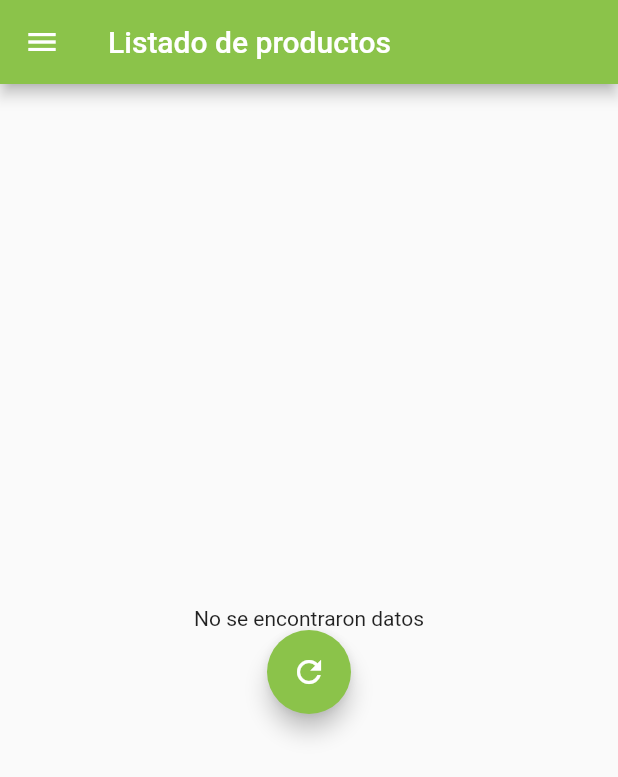
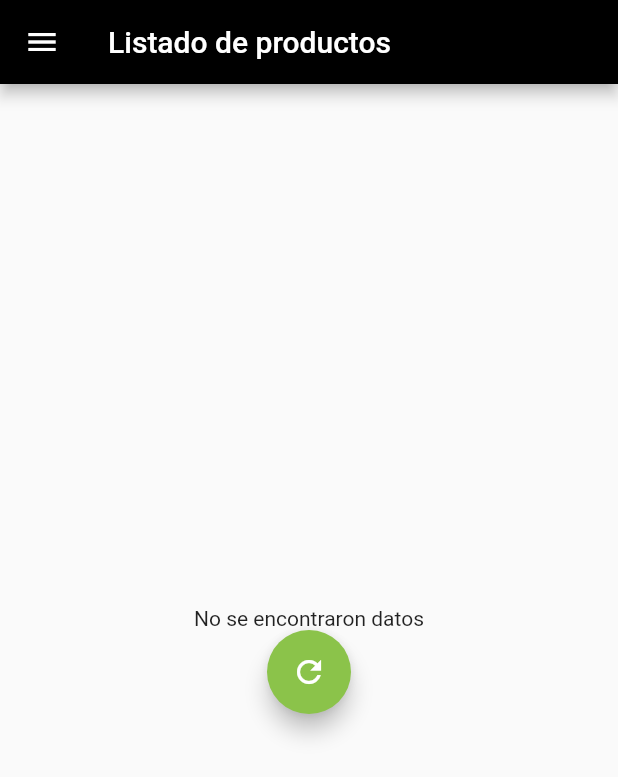
Before and after one commit to NicoRLasso/AppFlutter, a Flutter app: the ProductList screen opened directly, on a phone screen of 412 x 824 dp. Shown: the top 777 px of the screen. Run offline on Flutter 3.47's test engine with Material 2 defaults, Android fonts, the phone set to English and light mode, and no system bars; our stand-ins replace shared_preferences, sqflite; accounts and stored records are empty; network calls fail.

Commit message:
Modify for rochapk

```diff
--- a/lib/products.dart
+++ b/lib/products.dart
@@ -35,7 +35,7 @@ class _ProductListState extends State<ProductList> {
     return Scaffold(
       appBar: AppBar(
         title: Text("Listado de productos"),
-        backgroundColor: Colors.lightGreen,
+        backgroundColor: Colors.black,
       ),
       drawer: SideMenu(),
       body: _products.length > 0
--- a/lib/util/database_helper.dart
+++ b/lib/util/database_helper.dart
@@ -24,10 +24,10 @@ class DatabaseHelper {
 
   initDb() async {
     Directory documentDirectory = await getApplicationDocumentsDirectory();
-    String path = join(documentDirectory.path, "data_my_test_repo.db");
+    String path = join(documentDirectory.path, "mirochapk.db");
     //Only if path does not exist
     if (FileSystemEntity.typeSync(path) == FileSystemEntityType.notFound) {
-      ByteData data = await rootBundle.load(join('data', 'my_test_repo.db'));
+      ByteData data = await rootBundle.load(join('data', 'mirochapk.db'));
 
       List<int> bytes =
           data.buffer.asUint8List(data.offsetInBytes, data.lengthInBytes);
--- a/lib/widgets/list_view_cells.dart
+++ b/lib/widgets/list_view_cells.dart
@@ -1,38 +1,45 @@
 import 'package:flutter/material.dart';
 
-class ListViewCells{
-  static const String DEFAULT_ASSET_IMAGE_PATH = "images/logo.png";
+class ListViewCells {
+  static const String DEFAULT_ASSET_IMAGE_PATH = "images/roch.png";
 
-  static ListTile LitTileCellType(String photoUrl, String name, String phoneNumber, IconData icon){
+  static ListTile LitTileCellType(
+      String photoUrl, String name, String phoneNumber, IconData icon) {
     return ListTile(
-      leading: (photoUrl == null || photoUrl.isEmpty) ? Image.asset(ListViewCells.DEFAULT_ASSET_IMAGE_PATH) : Image.network(photoUrl),
+      leading: (photoUrl == null || photoUrl.isEmpty)
+          ? Image.asset(ListViewCells.DEFAULT_ASSET_IMAGE_PATH)
+          : Image.network(photoUrl),
       title: Text(name),
       subtitle: Text(phoneNumber),
       trailing: Icon(icon),
     );
   }
 
-  static Card CardCellType(String photoUrl, String name, String phoneNumber, String address){
+  static Card CardCellType(
+      String photoUrl, String name, String phoneNumber, String address) {
     return Card(
       elevation: 0,
       color: Colors.transparent,
       child: Center(
         child: Column(
           children: <Widget>[
-            Padding(padding: EdgeInsets.all(10.0),),
+            Padding(
+              padding: EdgeInsets.all(10.0),
+            ),
             Column(
               children: <Widget>[
                 CircleAvatar(
                   radius: 35.0,
-                  backgroundImage:  (photoUrl == null || photoUrl.isEmpty) ? AssetImage(ListViewCells.DEFAULT_ASSET_IMAGE_PATH) : NetworkImage(photoUrl),
+                  backgroundImage: (photoUrl == null || photoUrl.isEmpty)
+                      ? AssetImage(ListViewCells.DEFAULT_ASSET_IMAGE_PATH)
+                      : NetworkImage(photoUrl),
                 ),
-                Padding(padding: EdgeInsets.all(3.0),),
+                Padding(
+                  padding: EdgeInsets.all(3.0),
+                ),
                 Text(
                   name,
-                  style: TextStyle(
-                      fontSize: 20, fontWeight:
-                  FontWeight.w300
-                  ),
+                  style: TextStyle(fontSize: 20, fontWeight: FontWeight.w300),
                 ),
                 Text(
                   phoneNumber,
--- a/lib/widgets/menus.dart
+++ b/lib/widgets/menus.dart
@@ -10,12 +10,12 @@ class SideMenu extends StatelessWidget {
       child: ListView(
         children: <Widget>[
           new UserAccountsDrawerHeader(
-            accountName: Text("Andrés Forero"),
-            accountEmail: Text("a@a.com"),
             decoration: BoxDecoration(
               image: DecorationImage(
-                  image: AssetImage("images/logo.png"), fit: BoxFit.cover),
+                  image: AssetImage("images/rochlogo.jpg"), fit: BoxFit.cover),
             ),
+            accountEmail: null,
+            accountName: null,
           ),
           new ListTile(
             title: Text("Módulo de clientes"),
```
Also changed, not shown: lib/main.dart (+6 -6 lines), lib/widgets/text_fields.dart (+11 -8 lines), pubspec.yaml (+7 -4 lines), pubspec.lock, 1 other file.
